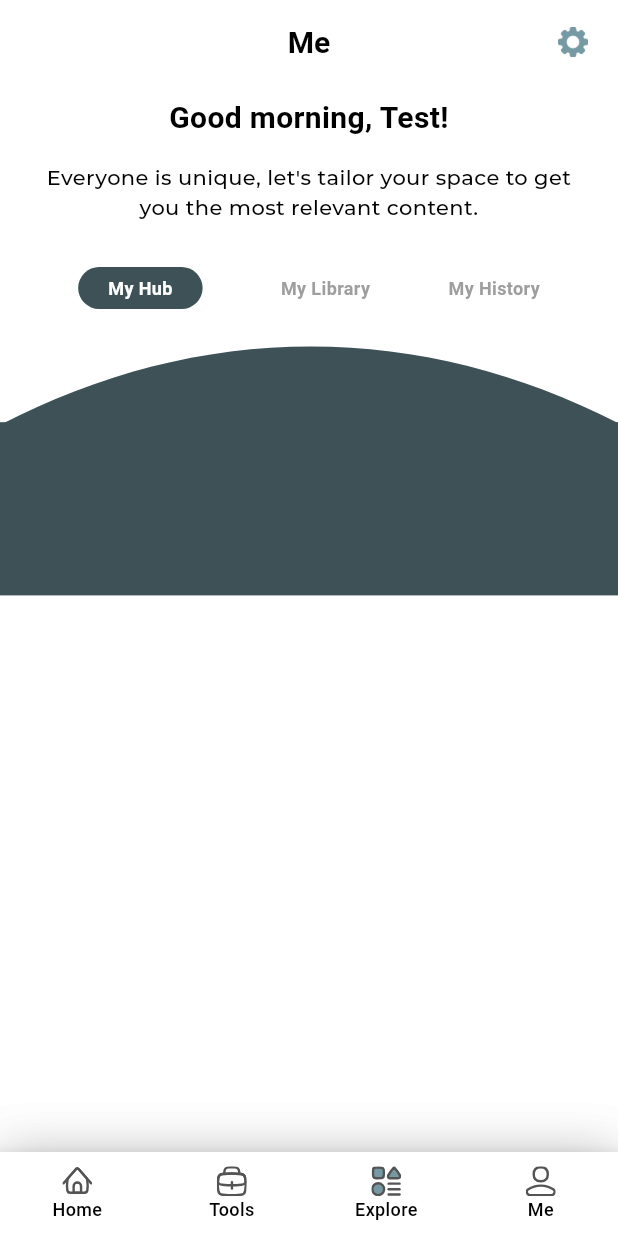
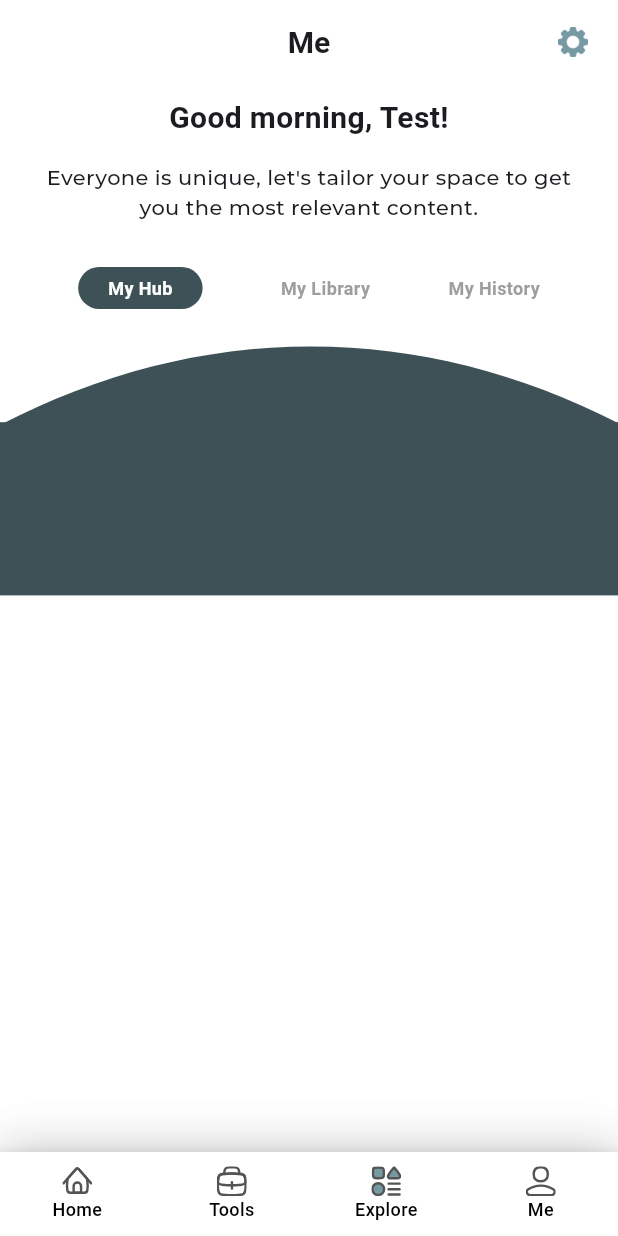
Before and after one commit to UmeshBrainbinary/transform_your_mind, a Flutter app: the DashBoardScreen screen opened by its route, item 4 of the bottom bar chosen, on a phone screen of 412 x 824 dp. Run offline on Flutter 3.47's test engine with Material 3 defaults, Android fonts, the light colour scheme and no system bars; our stand-ins replace auto_size_text, cached_network_image, chewie, connectivity_plus, flutter_datetime_picker_plus, flutter_image_compress and 13 more; missing offline and left inert: dart:ffi, network_services; accounts and stored records are empty; network calls fail; Roboto replaces fonts that are missing (CormorantGaramond-Bold, CormorantGaramond-Medium); project files that could hold a hidden picture were left out.

Commit message:
change theme

```diff
--- a/lib/core/utils/style.dart
+++ b/lib/core/utils/style.dart
@@ -22,7 +22,7 @@ class FontFamily {
 class Style {
 
   static TextStyle montserratBold({
-    Color color = ColorConstant.black,
+    Color? color ,
     FontWeight fontWeight = FontWeight.w700,
     FontStyle fontStyle = FontStyle.normal,
     double? fontSize,
@@ -39,7 +39,7 @@ class Style {
   }
 
   static TextStyle montserratMedium({
-    Color color = ColorConstant.black,
+    Color? color ,
     FontWeight fontWeight = FontWeight.w600,
     FontStyle fontStyle = FontStyle.normal,
     double? fontSize,
@@ -57,7 +57,7 @@ class Style {
 
 
   static TextStyle montserratRegular({
-    Color color = ColorConstant.black,
+    Color? color,
     FontWeight fontWeight = FontWeight.w400,
     FontStyle fontStyle = FontStyle.normal,
     double? fontSize,
@@ -74,7 +74,7 @@ class Style {
   }
 
   static TextStyle montserratSemiBold({
-    Color color = ColorConstant.black,
+    Color? color,
     FontWeight fontWeight = FontWeight.w900,
     FontStyle fontStyle = FontStyle.normal,
     double? fontSize,
@@ -93,7 +93,7 @@ class Style {
   ///---------------
 
   static TextStyle cormorantGaramondBold({
-    Color color = ColorConstant.black,
+    Color? color,
     FontWeight fontWeight = FontWeight.bold,
     FontStyle fontStyle = FontStyle.normal,
     double? fontSize,
@@ -110,7 +110,7 @@ class Style {
   }
 
   static TextStyle cormorantGaramondMedium({
-    Color color = ColorConstant.black,
+    Color? color,
     FontWeight fontWeight = FontWeight.w500,
     FontStyle fontStyle = FontStyle.normal,
     double? fontSize,
@@ -128,7 +128,7 @@ class Style {
 
 
   static TextStyle cormorantGaramondRegular({
-    Color color = ColorConstant.black,
+    Color? color,
     FontWeight fontWeight = FontWeight.w400,
     FontStyle fontStyle = FontStyle.normal,
     double? fontSize,
@@ -145,7 +145,7 @@ class Style {
   }
 
   static TextStyle cormorantGaramondSemiBold({
-    Color color = ColorConstant.black,
+    Color? color,
     FontWeight fontWeight = FontWeight.w600,
     FontStyle fontStyle = FontStyle.normal,
     double? fontSize,
--- a/lib/presentation/dash_board_screen/dash_board_screen.dart
+++ b/lib/presentation/dash_board_screen/dash_board_screen.dart
@@ -148,7 +148,7 @@ class _DashBoardScreenState extends State<DashBoardScreen> {
               ),
             ),
           ),
-          backgroundColor: ColorConstant.white,
+
           body: Column(
             children: [
               Expanded(
--- a/lib/presentation/explore_screen/explore_screen.dart
+++ b/lib/presentation/explore_screen/explore_screen.dart
@@ -54,7 +54,7 @@ class _ExploreScreenState extends State<ExploreScreen>
   Widget build(BuildContext context) {
     return SafeArea(
       child: Scaffold(
-        backgroundColor: ColorConstant.white,
+
         floatingActionButton: ValueListenableBuilder(
           valueListenable: showScrollTop,
           builder: (context, value, child) {
@@ -235,7 +235,7 @@ class _ExploreScreenState extends State<ExploreScreen>
     showModalBottomSheet(
       context: context,
       isScrollControlled: true,
-      backgroundColor: ColorConstant.white,
+
       shape: const RoundedRectangleBorder(
         borderRadius: BorderRadius.vertical(
           top: Radius.circular(
--- a/lib/presentation/explore_screen/screen/now_playing_screen/now_playing_screen.dart
+++ b/lib/presentation/explore_screen/screen/now_playing_screen/now_playing_screen.dart
@@ -80,7 +80,7 @@ class _NowPlayingScreenState extends State<NowPlayingScreen> with TickerProvider
   @override
   Widget build(BuildContext context) {
     return Scaffold(
-      backgroundColor: ColorConstant.white,
+
       body: SafeArea(
         child: Stack(
           children: [
--- a/lib/presentation/me_screen/me_screen.dart
+++ b/lib/presentation/me_screen/me_screen.dart
@@ -84,7 +84,6 @@ class _MeScreenState extends State<MeScreen> {
             ],
           ),
         ),
-        backgroundColor: ColorConstant.white,
         body: SingleChildScrollView(
           scrollDirection: Axis.vertical,
           child: Column(
--- a/lib/theme/theme_helper.dart
+++ b/lib/theme/theme_helper.dart
@@ -15,7 +15,7 @@ class AppTheme {
     // ),
 
 
-    scaffoldBackgroundColor: ColorConstant.backGround,
+    scaffoldBackgroundColor: ColorConstant.white,
     textTheme: TextTheme(
       displayLarge: TextStyle(color: ColorConstant.black),
     ),
```
